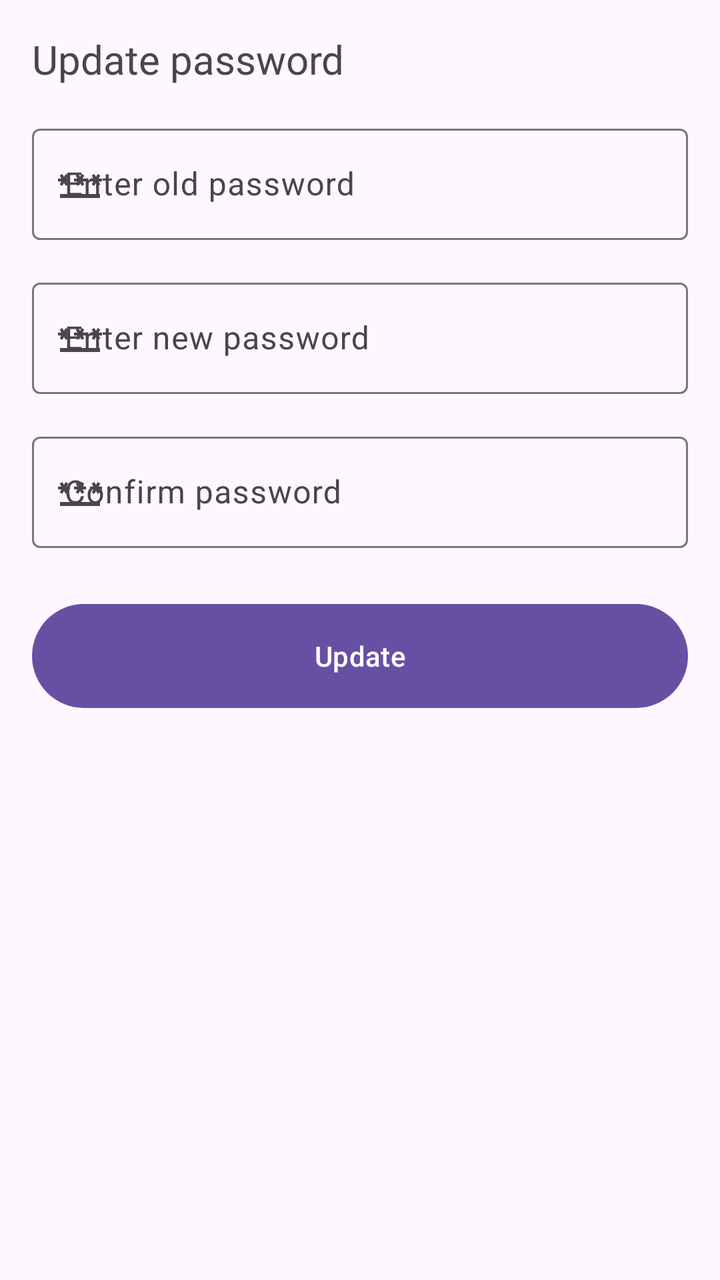
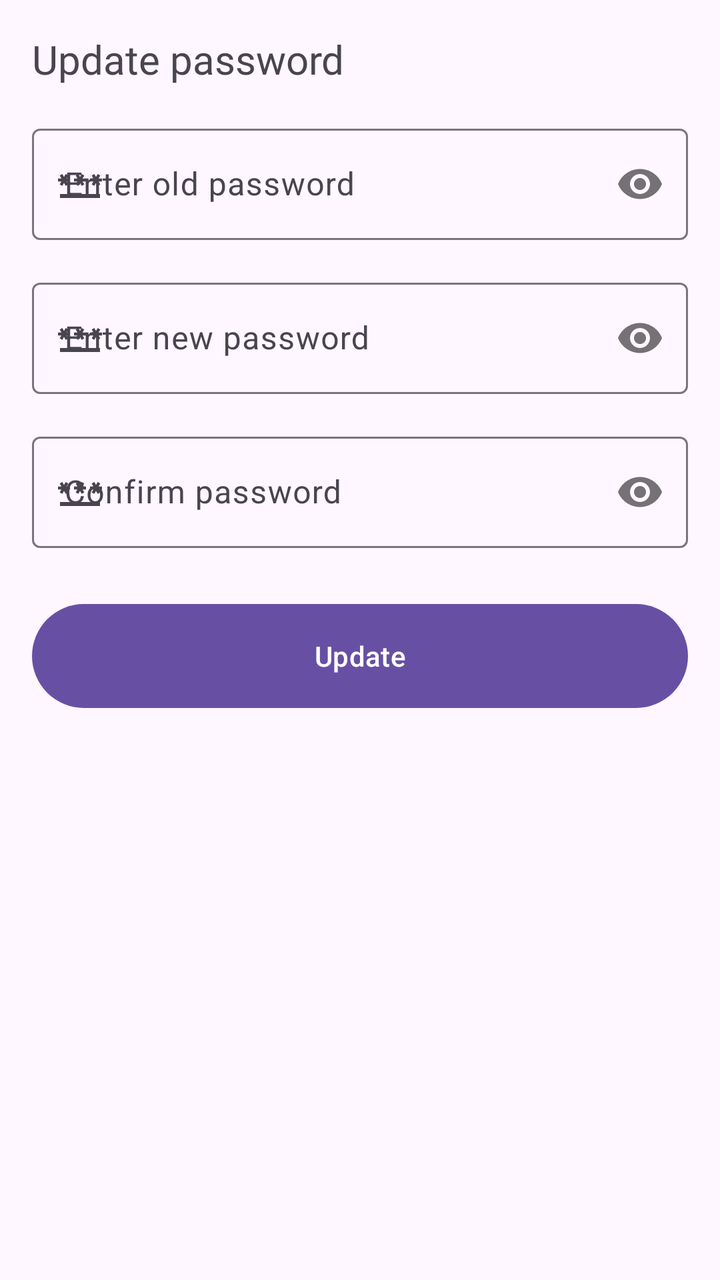

The first picture is an Android layout as it rendered before a commit; the second is the same layout after the commit. The layout source and the unified diff follow.
<!-- AndroidManifest.xml: application theme Theme.RmmcTourism -->
<!-- res/layout/activity_update_password.xml -->
<?xml version="1.0" encoding="utf-8"?>
<androidx.constraintlayout.widget.ConstraintLayout xmlns:android="http://schemas.android.com/apk/res/android"
    xmlns:app="http://schemas.android.com/apk/res-auto"
    xmlns:tools="http://schemas.android.com/tools"
    android:layout_width="match_parent"
    android:layout_height="match_parent"
    tools:context=".views.UpdatePassword">

    <TextView
        android:id="@+id/textView17"
        android:layout_width="0dp"
        android:layout_height="wrap_content"
        android:layout_marginStart="16dp"
        android:layout_marginTop="16dp"
        android:layout_marginEnd="16dp"
        android:fontFamily="@font/inter_bold"
        android:text="Update password"
        android:textSize="20sp"
        app:layout_constraintEnd_toEndOf="parent"
        app:layout_constraintStart_toStartOf="parent"
        app:layout_constraintTop_toTopOf="parent" />

    <com.google.android.material.textfield.TextInputLayout
        android:id="@+id/til_update_password_old"
        android:layout_width="0dp"
        android:layout_height="wrap_content"
        android:layout_marginStart="16dp"
        android:layout_marginTop="16dp"
        android:layout_marginEnd="16dp"
        app:layout_constraintEnd_toEndOf="parent"
        app:layout_constraintStart_toStartOf="parent"
        app:layout_constraintTop_toBottomOf="@+id/textView17"
        app:startIconDrawable="@drawable/ic_password">

        <com.google.android.material.textfield.TextInputEditText
            android:layout_width="match_parent"
            android:layout_height="wrap_content"
            android:hint="Enter old password" />
    </com.google.android.material.textfield.TextInputLayout>

    <com.google.android.material.textfield.TextInputLayout
        android:id="@+id/til_update_password_new"
        android:layout_width="0dp"
        android:layout_height="wrap_content"
        android:layout_marginStart="16dp"
        android:layout_marginTop="16dp"
        android:layout_marginEnd="16dp"
        app:layout_constraintEnd_toEndOf="parent"
        app:layout_constraintStart_toStartOf="parent"
        app:layout_constraintTop_toBottomOf="@+id/til_update_password_old"
        app:startIconDrawable="@drawable/ic_password">

        <com.google.android.material.textfield.TextInputEditText
            android:layout_width="match_parent"
            android:layout_height="wrap_content"
            android:hint="Enter new password" />
    </com.google.android.material.textfield.TextInputLayout>

    <com.google.android.material.textfield.TextInputLayout
        android:id="@+id/til_update_password_confirm"
        android:layout_width="0dp"
        android:layout_height="wrap_content"
        android:layout_marginStart="16dp"
        android:layout_marginTop="16dp"
        android:layout_marginEnd="16dp"
        app:layout_constraintEnd_toEndOf="parent"
        app:layout_constraintStart_toStartOf="parent"
        app:layout_constraintTop_toBottomOf="@+id/til_update_password_new"
        app:startIconDrawable="@drawable/ic_password">

        <com.google.android.material.textfield.TextInputEditText
            android:layout_width="match_parent"
            android:layout_height="wrap_content"
            android:hint="Confirm password" />
    </com.google.android.material.textfield.TextInputLayout>

    <Button
        android:id="@+id/btn_update_password"
        android:layout_width="0dp"
        android:layout_height="60dp"
        android:layout_marginStart="16dp"
        android:layout_marginTop="24dp"
        android:layout_marginEnd="16dp"
        android:text="Update"
        app:layout_constraintEnd_toEndOf="parent"
        app:layout_constraintStart_toStartOf="parent"
        app:layout_constraintTop_toBottomOf="@+id/til_update_password_confirm" />
</androidx.constraintlayout.widget.ConstraintLayout>
<!-- resources referenced by this layout -->
<resources>
  <!-- drawable ic_password (drawable) -->
  <vector android:height="24dp" android:tint="#000000"
      android:viewportHeight="24" android:viewportWidth="24"
      android:width="24dp" xmlns:android="http://schemas.android.com/apk/res/android">
      <path android:fillColor="@android:color/white" android:pathData="M2,17h20v2H2V17zM3.15,12.95L4,11.47l0.85,1.48l1.3,-0.75L5.3,10.72H7v-1.5H5.3l0.85,-1.47L4.85,7L4,8.47L3.15,7l-1.3,0.75L2.7,9.22H1v1.5h1.7L1.85,12.2L3.15,12.95zM9.85,12.2l1.3,0.75L12,11.47l0.85,1.48l1.3,-0.75l-0.85,-1.48H15v-1.5h-1.7l0.85,-1.47L12.85,7L12,8.47L11.15,7l-1.3,0.75l0.85,1.47H9v1.5h1.7L9.85,12.2zM23,9.22h-1.7l0.85,-1.47L20.85,7L20,8.47L19.15,7l-1.3,0.75l0.85,1.47H17v1.5h1.7l-0.85,1.48l1.3,0.75L20,11.47l0.85,1.48l1.3,-0.75l-0.85,-1.48H23V9.22z"/>
  </vector>
  <style name="Theme.RmmcTourism" parent="Base.Theme.RmmcTourism" />
  <style name="Base.Theme.RmmcTourism" parent="Theme.Material3.DayNight.NoActionBar">
          
          
      </style>
</resources>

<!-- the commit's change to res/layout/activity_update_password.xml (unified diff, before → after) -->
@@ -30,12 +30,14 @@
         app:layout_constraintEnd_toEndOf="parent"
         app:layout_constraintStart_toStartOf="parent"
         app:layout_constraintTop_toBottomOf="@+id/textView17"
+        app:passwordToggleEnabled="true"
         app:startIconDrawable="@drawable/ic_password">
 
         <com.google.android.material.textfield.TextInputEditText
             android:layout_width="match_parent"
             android:layout_height="wrap_content"
-            android:hint="Enter old password" />
+            android:hint="Enter old password"
+            android:password="true" />
     </com.google.android.material.textfield.TextInputLayout>
 
     <com.google.android.material.textfield.TextInputLayout
@@ -48,12 +50,14 @@
         app:layout_constraintEnd_toEndOf="parent"
         app:layout_constraintStart_toStartOf="parent"
         app:layout_constraintTop_toBottomOf="@+id/til_update_password_old"
+        app:passwordToggleEnabled="true"
         app:startIconDrawable="@drawable/ic_password">
 
         <com.google.android.material.textfield.TextInputEditText
             android:layout_width="match_parent"
             android:layout_height="wrap_content"
-            android:hint="Enter new password" />
+            android:hint="Enter new password"
+            android:password="true" />
     </com.google.android.material.textfield.TextInputLayout>
 
     <com.google.android.material.textfield.TextInputLayout
@@ -66,12 +70,14 @@
         app:layout_constraintEnd_toEndOf="parent"
         app:layout_constraintStart_toStartOf="parent"
         app:layout_constraintTop_toBottomOf="@+id/til_update_password_new"
+        app:passwordToggleEnabled="true"
         app:startIconDrawable="@drawable/ic_password">
 
         <com.google.android.material.textfield.TextInputEditText
             android:layout_width="match_parent"
             android:layout_height="wrap_content"
-            android:hint="Confirm password" />
+            android:hint="Confirm password"
+            android:password="true" />
     </com.google.android.material.textfield.TextInputLayout>
 
     <Button
